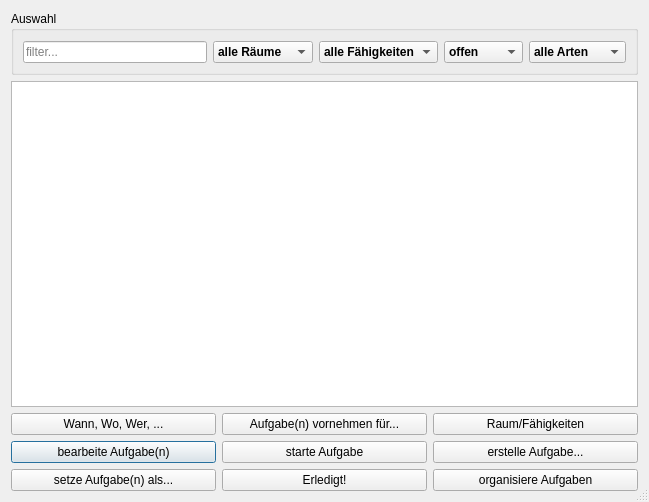
This is src/ui/task_list.ui in amogorkon/watnu as Qt 5 draws it before an edit. The edited form follows.
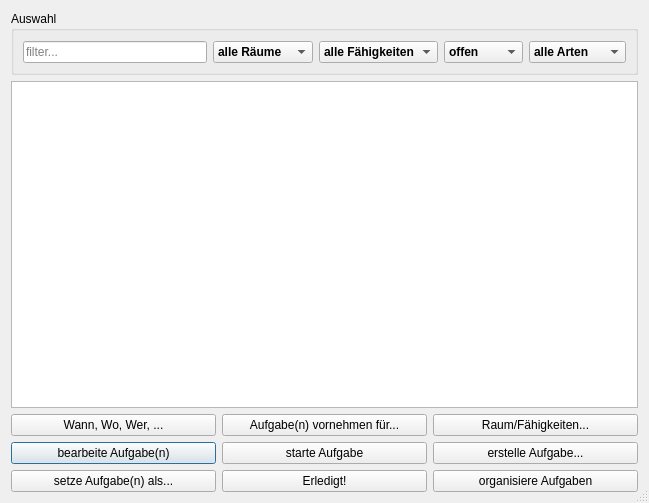
This is the edited form.

Commit message: fix: adjust dialog dimensions and button text for improved UI consistency

What changed in the file:
```diff
--- a/src/ui/task_list.ui
+++ b/src/ui/task_list.ui
@@ -7,7 +7,7 @@
     <x>0</x>
     <y>0</y>
     <width>649</width>
-    <height>502</height>
+    <height>503</height>
    </rect>
   </property>
   <property name="windowTitle">
@@ -483,7 +483,7 @@
           </sizepolicy>
          </property>
          <property name="text">
-          <string>Raum/Fähigkeiten</string>
+          <string>Raum/Fähigkeiten...</string>
          </property>
          <property name="shortcut">
           <string>9</string>
```
The commit also changes 2 other files.
